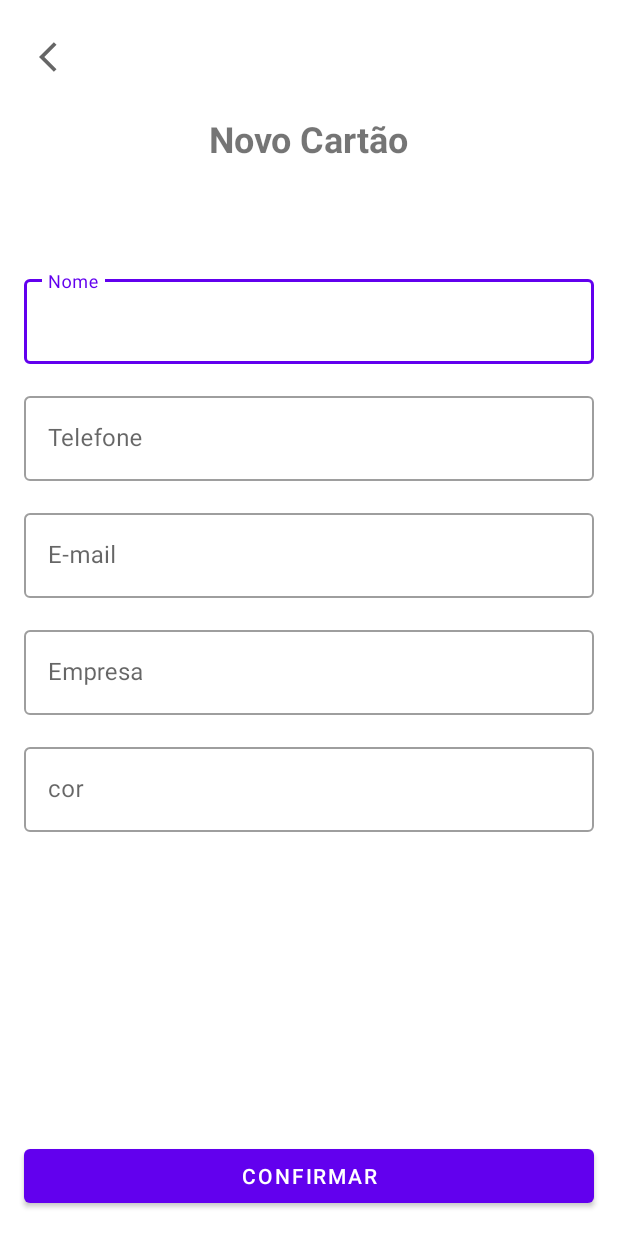
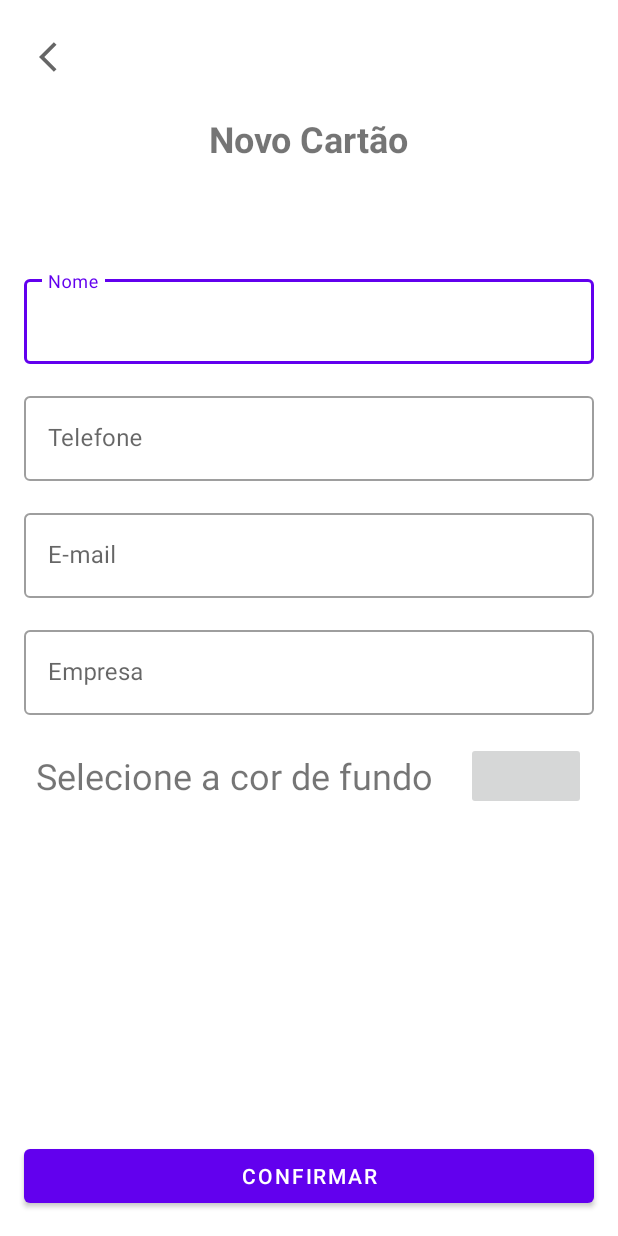
Before and after one commit to alisonViana/business-card-bootcampInter, an Android app: the AddBusinessCardActivity screen opened directly, with no data from a screen before it, on a phone screen of 412 x 824 dp. Run offline under Robolectric (Android 15) with nearby library versions, the phone set to English and light mode, and no system bars.

Commit message:
refactored layouts

```diff
--- a/app/src/main/res/layout/activity_add_business_card.xml
+++ b/app/src/main/res/layout/activity_add_business_card.xml
@@ -116,25 +116,26 @@
 
     </com.google.android.material.textfield.TextInputLayout>
 
-    <com.google.android.material.textfield.TextInputLayout
-        android:id="@+id/til_color"
-        style="@style/Widget.MaterialComponents.TextInputLayout.OutlinedBox"
-        android:layout_width="0dp"
+    <TextView
+        android:id="@+id/tv_hint_color"
+        android:layout_width="wrap_content"
         android:layout_height="wrap_content"
-        android:layout_margin="16dp"
+        android:layout_margin="24dp"
         app:layout_constraintTop_toBottomOf="@id/til_company"
         app:layout_constraintStart_toStartOf="parent"
+        android:text="@string/hint_color"
+        android:textSize="24sp"
+        />
+    <ImageButton
+        android:id="@+id/btn_color_picker"
+        android:layout_width="80dp"
+        android:layout_height="45dp"
+        app:layout_constraintStart_toEndOf="@id/tv_hint_color"
         app:layout_constraintEnd_toEndOf="parent"
-        android:hint="cor"
-        >
+        app:layout_constraintTop_toTopOf="@id/tv_hint_color"
+        app:layout_constraintBottom_toBottomOf="@id/tv_hint_color"
+        />
 
-        <com.google.android.material.textfield.TextInputEditText
-            android:layout_width="match_parent"
-            android:layout_height="match_parent"
-            android:inputType="text"
-            android:maxLines="1"/>
-
-    </com.google.android.material.textfield.TextInputLayout>
 
     <Button
         android:id="@+id/btn_confirm"
--- a/app/src/main/res/values/strings.xml
+++ b/app/src/main/res/values/strings.xml
@@ -9,4 +9,5 @@
     <string name="label_btt_confirm">Confirmar</string>
     <string name="alertdialog_title">Selecione uma cor</string>
     <string name="text_exemple">EXEMPLO</string>
+    <string name="hint_color">Selecione a cor de fundo</string>
 </resources>
```
Also changed, not shown: app/src/main/java/br/com/dio/businesscard/ui/AddBusinessCardActivity.kt (+15 -0 lines), app/src/main/res/layout/color_picker_alertdialog.xml (renamed from app/src/main/res/layout/pick_color_alertdialog.xml, +12 -3 lines).
